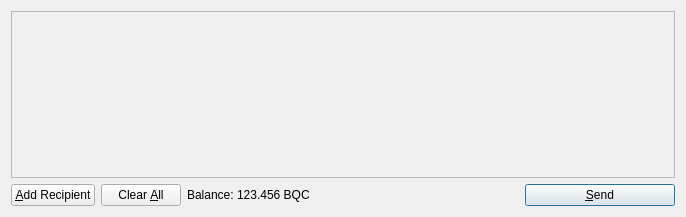
Old version of the form src/qt/forms/sendcoinsdialog.ui in the repository psdgithub/bitcoin.
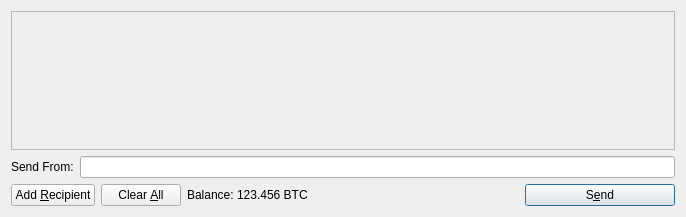
New version of the form. Icons and pictures are not drawn.

The edit to the form file:
```diff
--- a/src/qt/forms/sendcoinsdialog.ui
+++ b/src/qt/forms/sendcoinsdialog.ui
@@ -25,7 +25,7 @@
         <x>0</x>
         <y>0</y>
         <width>666</width>
-        <height>165</height>
+        <height>137</height>
        </rect>
       </property>
       <layout class="QVBoxLayout" name="verticalLayout_2">
@@ -56,6 +56,26 @@
      </widget>
     </widget>
    </item>
+   <item>
+    <layout class="QHBoxLayout" name="sendFromLayout">
+     <property name="topMargin">
+      <number>0</number>
+     </property>
+     <item>
+      <widget class="QLabel" name="labelSendFrom">
+       <property name="text">
+        <string>Send From:</string>
+       </property>
+       <property name="textFormat">
+        <enum>Qt::PlainText</enum>
+       </property>
+      </widget>
+     </item>
+     <item>
+      <widget class="QLineEdit" name="sendFrom"/>
+     </item>
+    </layout>
+   </item>
    <item>
     <layout class="QHBoxLayout" name="horizontalLayout">
      <item>
@@ -64,7 +84,7 @@
         <string>Send to multiple recipients at once</string>
        </property>
        <property name="text">
-        <string>&amp;Add Recipient</string>
+        <string>Add &amp;Recipient</string>
        </property>
        <property name="icon">
         <iconset resource="../bitcoin.qrc">
@@ -119,7 +139,7 @@
           <cursorShape>IBeamCursor</cursorShape>
          </property>
          <property name="text">
-          <string>123.456 BQC</string>
+          <string>123.456 BTC</string>
          </property>
          <property name="textInteractionFlags">
           <set>Qt::LinksAccessibleByMouse|Qt::TextSelectableByKeyboard|Qt::TextSelectableByMouse</set>
@@ -153,7 +173,7 @@
         <string>Confirm the send action</string>
        </property>
        <property name="text">
-        <string>&amp;Send</string>
+        <string>S&amp;end</string>
        </property>
        <property name="icon">
         <iconset resource="../bitcoin.qrc">
```
